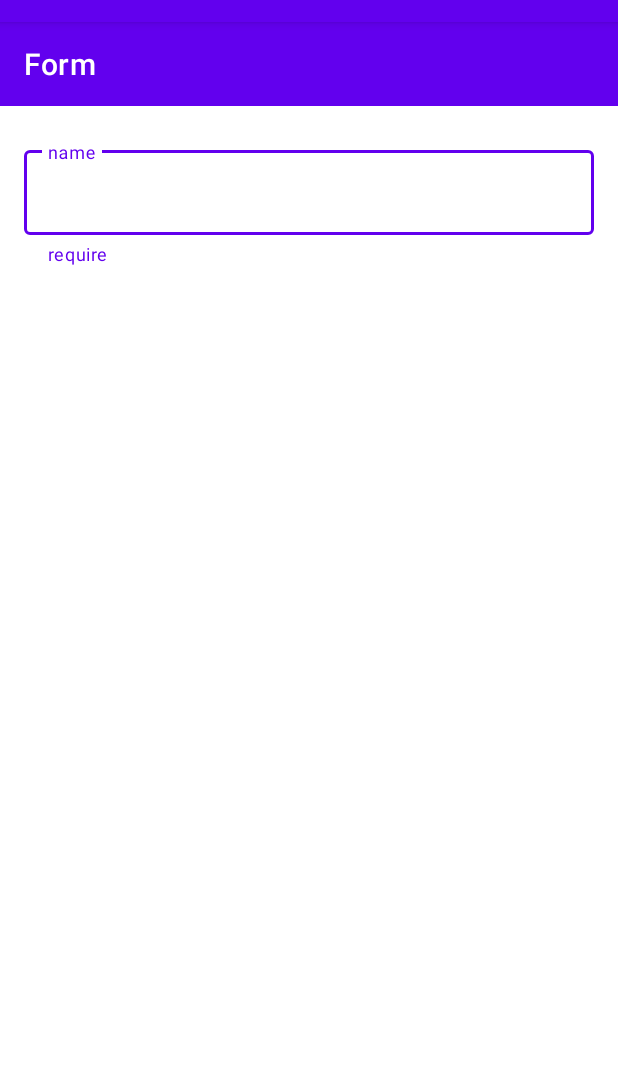
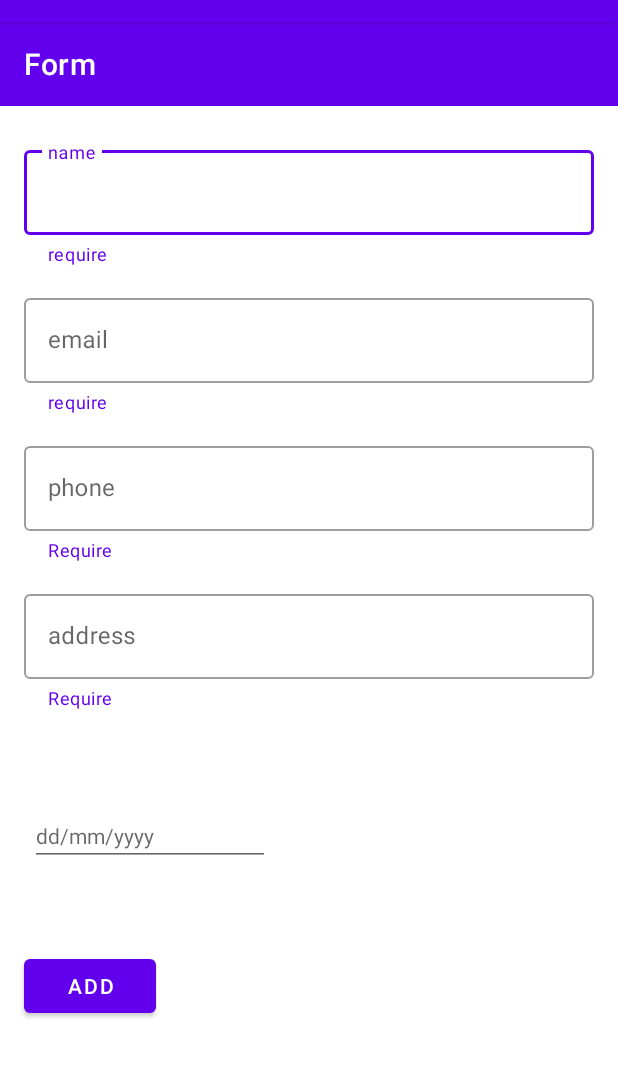
Before and after one commit to wems99/AsoDes, an Android app: the NewUserFormActivity screen opened directly, with no data from a screen before it, on a phone screen of 412 x 824 dp, the part 62-1140 px from its top. Run offline under Robolectric (Android 15) with nearby library versions, the phone set to English and light mode, and no system bars.

Commit message:
form neew client almost comp[leted

```diff
--- a/app/src/main/res/layout/activity_new_user_form.xml
+++ b/app/src/main/res/layout/activity_new_user_form.xml
@@ -35,9 +35,106 @@
         <com.google.android.material.textfield.TextInputEditText
             android:id="@+id/textNameField"
             android:layout_width="match_parent"
-            android:layout_height="wrap_content"/>
+            android:layout_height="wrap_content"
+            android:textColorHint="#757575" />
+
+    </com.google.android.material.textfield.TextInputLayout>
+
+    <com.google.android.material.textfield.TextInputLayout
+        android:id="@+id/textEmailInputLayout"
+        android:layout_width="match_parent"
+        android:layout_height="wrap_content"
+        app:layout_constraintTop_toBottomOf="@+id/textNameInputLayout"
+        app:layout_constraintStart_toStartOf="parent"
+        app:layout_constraintEnd_toEndOf="parent"
+        android:layout_marginRight="16dp"
+        android:layout_marginLeft="16dp"
+        android:layout_marginTop="16dp"
+        android:hint="@string/email"
+        app:helperText="require"
+        app:helperTextTextColor="@color/purple_500"
+        style="@style/Widget.MaterialComponents.TextInputLayout.OutlinedBox">
+
+
+        <com.google.android.material.textfield.TextInputEditText
+            android:id="@+id/textEmailField"
+            android:layout_width="match_parent"
+            android:layout_height="wrap_content"
+            android:textColorHint="#757575" />
 
     </com.google.android.material.textfield.TextInputLayout>
 
 
+    <com.google.android.material.textfield.TextInputLayout
+        android:id="@+id/textPhoneInputLayout"
+        android:layout_width="match_parent"
+        android:layout_height="wrap_content"
+        app:helperText="Require"
+        app:helperTextTextColor="@color/purple_500"
+        android:hint="@string/phone"
+        app:layout_constraintTop_toBottomOf="@+id/textEmailInputLayout"
+        app:layout_constraintStart_toStartOf="parent"
+        app:layout_constraintEnd_toEndOf="parent"
+        android:layout_marginRight="16dp"
+        android:layout_marginLeft="16dp"
+        android:layout_marginTop="16dp"
+        style="@style/Widget.MaterialComponents.TextInputLayout.OutlinedBox">
+
+        <com.google.android.material.textfield.TextInputEditText
+            android:id="@+id/textPhoneField"
+            android:layout_width="match_parent"
+            android:layout_height="wrap_content"
+            android:textColorHint="#757575" />
+
+    </com.google.android.material.textfield.TextInputLayout>
+
+    <com.google.android.material.textfield.TextInputLayout
+        android:id="@+id/textAddressInputLayout"
+        android:layout_width="match_parent"
+        android:layout_height="wrap_content"
+        android:hint="@string/address"
+        app:helperText="Require"
+        app:helperTextTextColor="@color/purple_500"
+        app:layout_constraintTop_toBottomOf="@+id/textPhoneInputLayout"
+        app:layout_constraintStart_toStartOf="parent"
+        app:layout_constraintEnd_toEndOf="parent"
+        android:layout_marginRight="16dp"
+        android:layout_marginLeft="16dp"
+        android:layout_marginTop="16dp"
+        style="@style/Widget.MaterialComponents.TextInputLayout.OutlinedBox">
+
+
+        <com.google.android.material.textfield.TextInputEditText
+            android:id="@+id/textaddressField"
+            android:layout_width="match_parent"
+            android:layout_height="wrap_content"
+            android:textColorHint="#757575" />
+
+    </com.google.android.material.textfield.TextInputLayout>
+
+    <EditText
+        android:id="@+id/editTextDate"
+        android:layout_width="wrap_content"
+        android:layout_height="wrap_content"
+        android:layout_marginTop="64dp"
+        android:ems="10"
+        android:hint="@string/dd_mm_yyyy"
+        android:inputType="date"
+        app:layout_constraintEnd_toEndOf="parent"
+        app:layout_constraintHorizontal_bias="0.079"
+        app:layout_constraintStart_toStartOf="parent"
+        style="@style/Widget.MaterialComponents.TextInputLayout.OutlinedBox"
+        app:layout_constraintTop_toBottomOf="@+id/textAddressInputLayout" />
+
+    <Button
+        android:id="@+id/newUserAddButton"
+        android:layout_width="wrap_content"
+        android:layout_height="wrap_content"
+        android:layout_marginTop="56dp"
+        android:text="Add"
+        app:layout_constraintEnd_toEndOf="parent"
+        app:layout_constraintHorizontal_bias="0.05"
+        app:layout_constraintStart_toStartOf="parent"
+        app:layout_constraintTop_toBottomOf="@+id/editTextDate" />
+
 </androidx.constraintlayout.widget.ConstraintLayout>
--- a/app/src/main/res/values/strings.xml
+++ b/app/src/main/res/values/strings.xml
@@ -1,4 +1,8 @@
 <resources>
     <string name="app_name">AsoDes</string>
     <string name="name">name</string>
+    <string name="email">email</string>
+    <string name="phone">phone</string>
+    <string name="address">address</string>
+    <string name="dd_mm_yyyy">dd/mm/yyyy</string>
 </resources>
```
